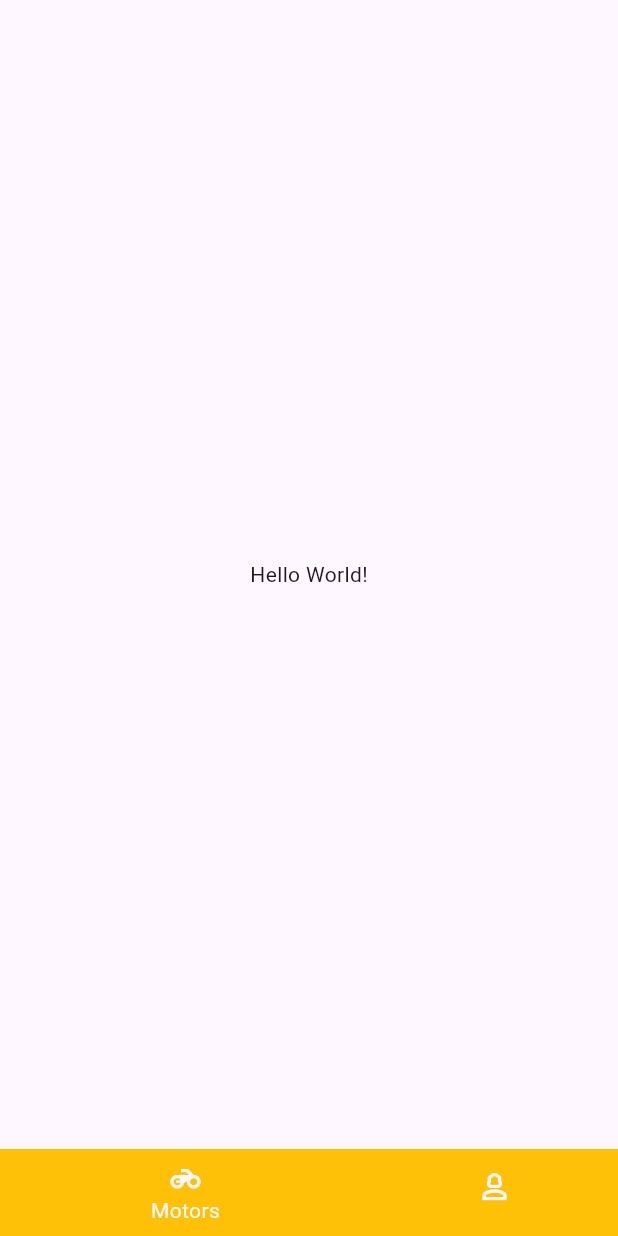
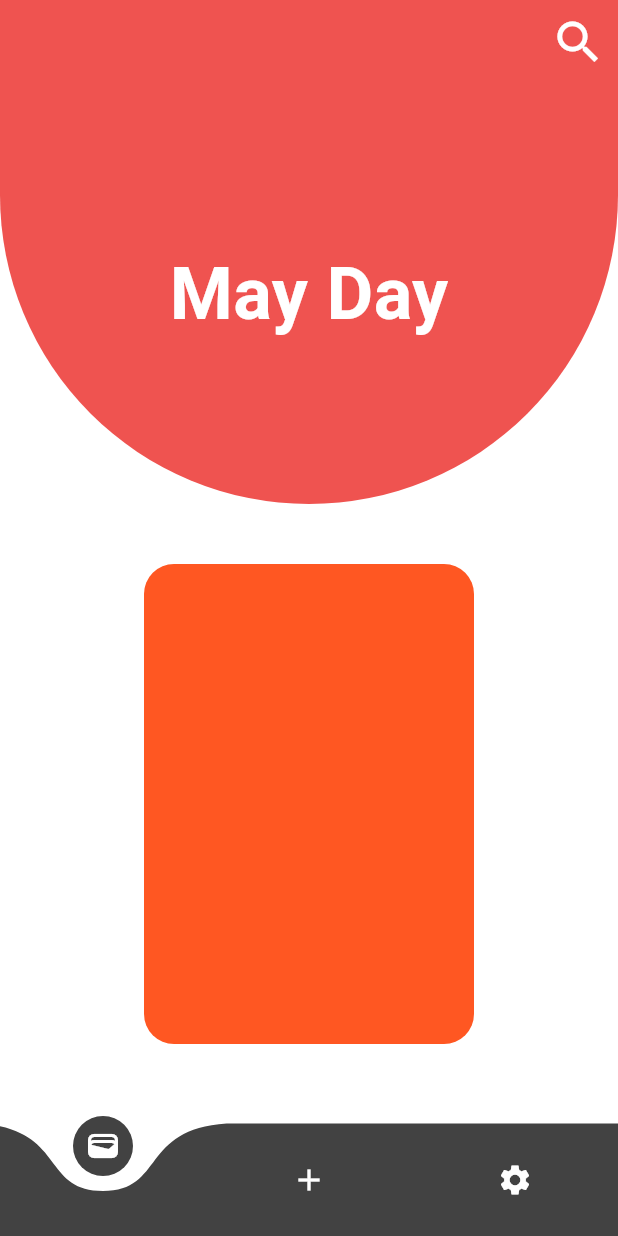
Before and after one commit to sambayoyo/Proyecto_movil, a Flutter app: the screen it shows after launch, on a phone screen of 412 x 824 dp. Run offline on Flutter 3.47's test engine with Material 3 defaults, Android fonts, the light colour scheme and no system bars; drawn by our look-alikes of curved_navigation_bar; our stand-ins replace google_fonts.

Commit message:
homepage casi listo, falta agregar el boton de servicio

```diff
--- a/lib/Widgets/MyHomePage.dart
+++ b/lib/Widgets/MyHomePage.dart
@@ -1,4 +1,12 @@
+// ignore_for_file: file_names
+
+import 'package:curved_navigation_bar/curved_navigation_bar.dart';
 import 'package:flutter/material.dart';
+import 'package:google_fonts/google_fonts.dart';
+
+import 'pages/Page1.dart';
+import 'pages/Page2.dart';
+import 'pages/Page3.dart';
 
 class MyHomePage extends StatefulWidget {
   @override
@@ -6,33 +14,104 @@ class MyHomePage extends StatefulWidget {
 }
 
 class _MyHomePageState extends State<MyHomePage> {
+  bool isSearching = false;
+  final _controller = PageController();
+
   @override
   Widget build(BuildContext context) {
-    return Scaffold(
-      body: Center(
-        child: Text("Hello World!"),
-      ),
-      bottomNavigationBar: BottomNavigationBar(
-        type: BottomNavigationBarType.shifting,
-        currentIndex: 0,
-        onTap: (value) {
-          setState(() {});
-        },
-        elevation: 0,
-        items: [
-          BottomNavigationBarItem(
-            icon: const Icon(Icons.two_wheeler),
-            activeIcon: const Icon(Icons.motorcycle),
-            label: 'Motors',
-            backgroundColor: Colors.amber,
-          ),
-          BottomNavigationBarItem(
-            icon: const Icon(Icons.person_3_outlined),
-            activeIcon: const Icon(Icons.person_3),
-            label: 'Users',
-            backgroundColor: Colors.blue,
-          ),
-        ],
+    return SafeArea(
+      child: Scaffold(
+        backgroundColor: Colors.white,
+        appBar: AppBar(
+          backgroundColor: Colors.red.shade400,
+          title: !isSearching
+              ? Text("")
+              : TextField(
+                  style: GoogleFonts.roboto(
+                    fontSize: 12.0,
+                    textStyle: TextStyle(color: Colors.white),
+                  ),
+                  decoration: InputDecoration(
+                      hintText: "Search",
+                      hintStyle: TextStyle(color: Colors.white))),
+          actions: <Widget>[
+            isSearching
+                ? IconButton(
+                    icon: Icon(
+                      Icons.cancel_sharp,
+                      size: 37.0,
+                      color: Colors.white,
+                    ),
+                    onPressed: () {
+                      setState(() {
+                        this.isSearching = !this.isSearching;
+                      });
+                    },
+                  )
+                : IconButton(
+                    icon: Icon(
+                      Icons.search,
+                      size: 37.0,
+                      color: Colors.white,
+                    ),
+                    onPressed: () {
+                      setState(() {
+                        this.isSearching = !this.isSearching;
+                      });
+                    },
+                  )
+          ],
+        ),
+        body: Column(
+          children: [
+            Container(
+              height: 280.0,
+              decoration: BoxDecoration(
+                color: Colors.red.shade400,
+                borderRadius: const BorderRadius.only(
+                  bottomLeft: Radius.circular(250.0),
+                  bottomRight: Radius.circular(250.0),
+                ),
+              ),
+              child: Center(
+                child: Text(
+                  'May Day',
+                  style: GoogleFonts.oleoScript(
+                    fontSize: 48,
+                    fontWeight: FontWeight.w700,
+                    textStyle: TextStyle(color: Colors.white),
+                  ),
+                ),
+              ),
+            ),
+            Column(
+              children: [
+                SizedBox(
+                  height: 400.0,
+                  width: 300.0,
+                  child: PageView(
+                    controller: _controller,
+                    children: const [
+                      Page1(),
+                      Page2(),
+                      Page3(),
+                    ],
+                  ),
+                ),
+              ],
+            )
+          ],
+        ),
+        bottomNavigationBar: CurvedNavigationBar(
+          backgroundColor: Colors.white,
+          color: Colors.grey.shade800,
+          onTap: (index) {},
+          items: [
+            Icon(Icons.wallet, color: Colors.white),
+            Icon(Icons.add, color: Colors.white),
+            Icon(Icons.settings, color: Colors.white),
+          ],
+        ),
       ),
     );
   }
--- /dev/null
+++ b/lib/Widgets/pages/Page1.dart
@@ -0,0 +1,21 @@
+import 'package:flutter/material.dart';
+
+class Page1 extends StatelessWidget {
+  const Page1({super.key});
+
+  @override
+  Widget build(BuildContext context) {
+    return Scaffold(
+      backgroundColor: Colors.transparent,
+      body: Padding(
+        padding: const EdgeInsets.all(40.0),
+        child: ClipRRect(
+          borderRadius: BorderRadius.circular(20),
+          child: Container(
+            color: Colors.deepOrange,
+          ),
+        ),
+      ),
+    );
+  }
+}
--- /dev/null
+++ b/lib/Widgets/pages/Page2.dart
@@ -0,0 +1,21 @@
+import 'package:flutter/material.dart';
+
+class Page2 extends StatelessWidget {
+  const Page2({super.key});
+
+  @override
+  Widget build(BuildContext context) {
+    return Scaffold(
+      backgroundColor: Colors.transparent,
+      body: Padding(
+        padding: const EdgeInsets.all(40.0),
+        child: ClipRRect(
+          borderRadius: BorderRadius.circular(20),
+          child: Container(
+            color: Colors.deepPurple,
+          ),
+        ),
+      ),
+    );
+  }
+}
--- /dev/null
+++ b/lib/Widgets/pages/Page3.dart
@@ -0,0 +1,21 @@
+import 'package:flutter/material.dart';
+
+class Page3 extends StatelessWidget {
+  const Page3({super.key});
+
+  @override
+  Widget build(BuildContext context) {
+    return Scaffold(
+      backgroundColor: Colors.transparent,
+      body: Padding(
+        padding: const EdgeInsets.all(40.0),
+        child: ClipRRect(
+          borderRadius: BorderRadius.circular(20),
+          child: Container(
+            color: Colors.limeAccent,
+          ),
+        ),
+      ),
+    );
+  }
+}
--- a/pubspec.yaml
+++ b/pubspec.yaml
@@ -35,6 +35,9 @@ dependencies:
   # The following adds the Cupertino Icons font to your application.
   # Use with the CupertinoIcons class for iOS style icons.
   cupertino_icons: ^1.0.6
+  curved_navigation_bar: ^1.0.3
+  google_fonts: ^6.2.1
+  appinio_swiper: ^2.1.1
 
 dev_dependencies:
   flutter_test:
@@ -46,6 +49,7 @@ dev_dependencies:
   # package. See that file for information about deactivating specific lint
   # rules and activating additional ones.
   flutter_lints: ^3.0.0
+
 
 # For information on the generic Dart part of this file, see the
 # following page: https://dart.dev/tools/pub/pubspec
```
Also changed, not shown: pubspec.lock, 1 other file.
